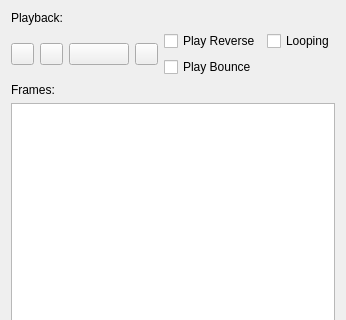
The window that DesignerTool/src/WidgetSpriteState.ui (GameOverture/HarmonyEngine) describes before a commit, drawn with Qt 5; both pictures show x 0 to 346 and y 0 to 320 of the 346 by 476 pixel window.
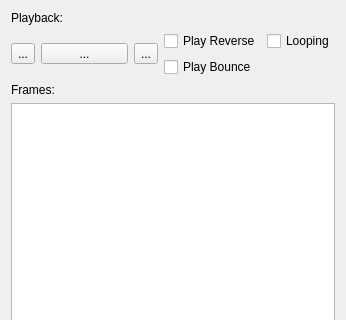
The same window after the commit. Icons and pictures are not drawn. Custom widgets are drawn as their Qt base class.

Commit message: Starting the animation playback in Sprite

The edit to the form file:
```diff
--- a/DesignerTool/src/WidgetSpriteState.ui
+++ b/DesignerTool/src/WidgetSpriteState.ui
@@ -26,54 +26,37 @@
      <item>
       <layout class="QHBoxLayout" name="horizontalLayout_3">
        <item>
-        <widget class="QPushButton" name="btnPrevState">
-         <property name="maximumSize">
-          <size>
-           <width>23</width>
-           <height>16777215</height>
-          </size>
-         </property>
+        <widget class="QToolButton" name="btnFirstFrame">
          <property name="text">
-          <string/>
+          <string>...</string>
          </property>
-        </widget>
-       </item>
-       <item>
-        <widget class="QPushButton" name="btnRewindState">
-         <property name="maximumSize">
-          <size>
-           <width>23</width>
-           <height>16777215</height>
-          </size>
+         <property name="icon">
+          <iconset resource="res/DesignerTool.qrc">
+           <normaloff>:/icons16x16/media-rewind.png</normaloff>:/icons16x16/media-rewind.png</iconset>
          </property>
-         <property name="text">
-          <string/>
-         </property>
         </widget>
        </item>
        <item>
-        <widget class="QPushButton" name="btnPlayState">
-         <property name="maximumSize">
-          <size>
-           <width>75</width>
-           <height>16777215</height>
-          </size>
+        <widget class="QToolButton" name="btnPlay">
+         <property name="sizePolicy">
+          <sizepolicy hsizetype="Expanding" vsizetype="Fixed">
+           <horstretch>0</horstretch>
+           <verstretch>0</verstretch>
+          </sizepolicy>
          </property>
          <property name="text">
-          <string/>
+          <string>...</string>
          </property>
         </widget>
        </item>
        <item>
-        <widget class="QPushButton" name="btnNextState">
-         <property name="maximumSize">
-          <size>
-           <width>23</width>
-           <height>16777215</height>
-          </size>
-         </property>
+        <widget class="QToolButton" name="btnLastFrame">
          <property name="text">
-          <string/>
+          <string>...</string>
+         </property>
+         <property name="icon">
+          <iconset resource="res/DesignerTool.qrc">
+           <normaloff>:/icons16x16/media-forward.png</normaloff>:/icons16x16/media-forward.png</iconset>
          </property>
         </widget>
        </item>
```
Left out of the diff: 44 changed lines with no effect on the pictures. The commit also changes 11 other files.
